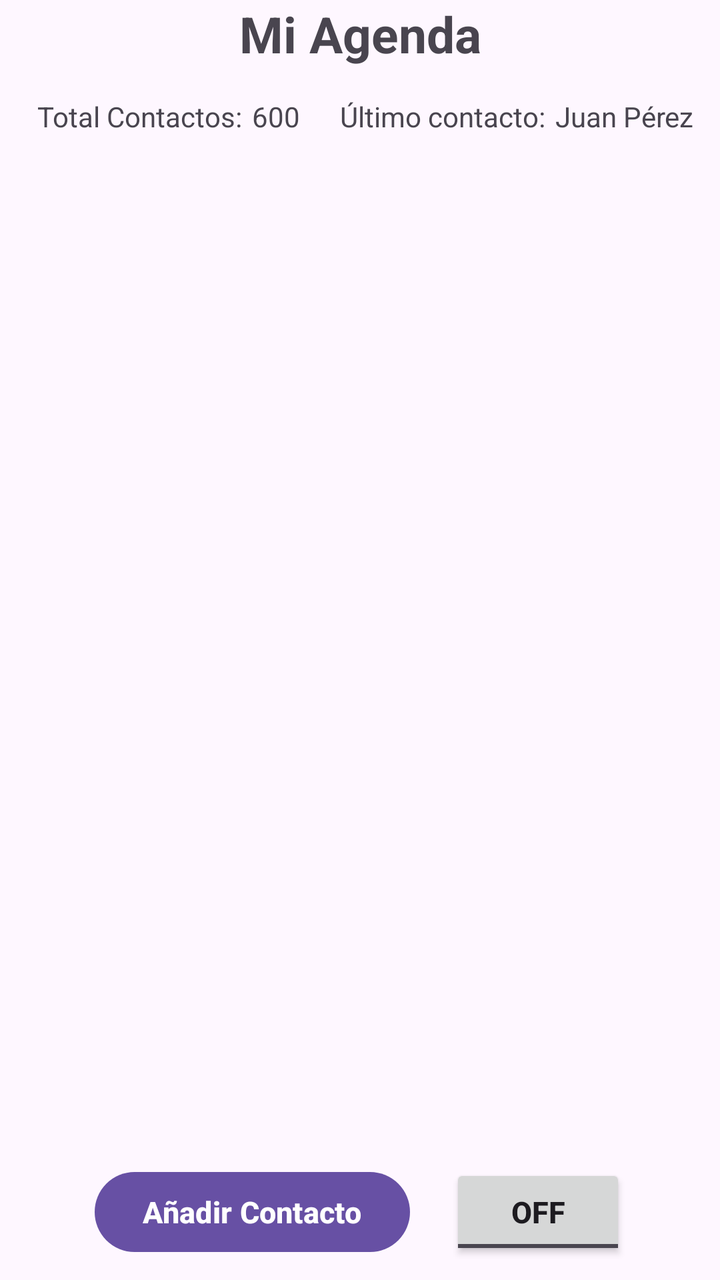
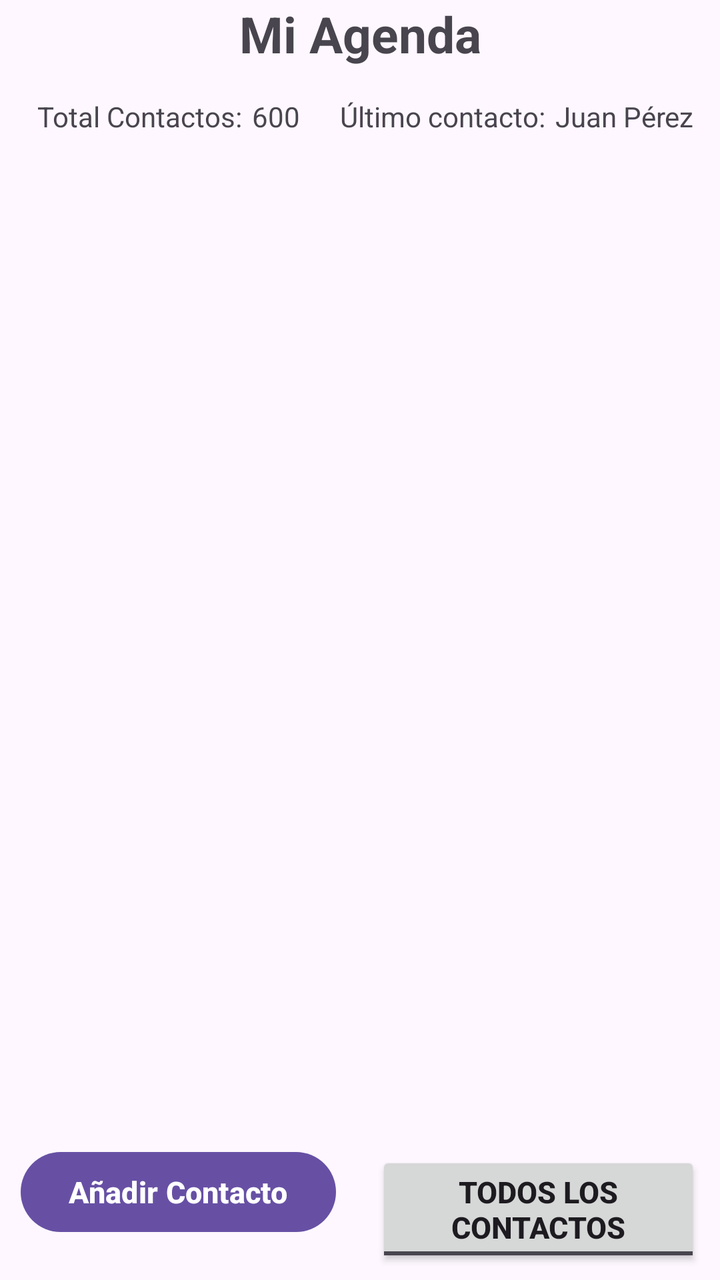

Two renders of the same Android screen: before a commit and after it. Below are the layout's source before the change and the commit's diff.
<!-- AndroidManifest.xml: application theme Theme.MiAgenda -->
<!-- res/layout/activity_main.xml -->
<?xml version="1.0" encoding="utf-8"?>
<androidx.constraintlayout.widget.ConstraintLayout xmlns:android="http://schemas.android.com/apk/res/android"
    xmlns:app="http://schemas.android.com/apk/res-auto"
    xmlns:tools="http://schemas.android.com/tools"
    android:id="@+id/main"
    android:layout_width="match_parent"
    android:layout_height="match_parent"
    tools:context=".MainActivity">

    <TextView
        android:id="@+id/title"
        android:layout_width="wrap_content"
        android:layout_height="wrap_content"
        android:text="@string/app_name"
        app:layout_constraintTop_toTopOf="parent"
        app:layout_constraintEnd_toEndOf="parent"
        app:layout_constraintStart_toStartOf="parent"
        android:textSize="25sp"
        android:textStyle="bold"
    />

    <LinearLayout
        android:layout_width="wrap_content"
        android:layout_height="wrap_content"
        app:layout_constraintStart_toStartOf="@+id/title"
        app:layout_constraintEnd_toEndOf="@+id/title"
        app:layout_constraintTop_toBottomOf="@+id/title"
        android:textSize="15sp"
        android:layout_margin="10sp"
        android:orientation="horizontal">

        <TextView
            android:id="@+id/contactos"
            android:layout_width="wrap_content"
            android:layout_height="wrap_content"
            android:text="@string/contacts"
            android:padding="5sp"
        />
        
        <TextView
            android:id="@+id/nº_contactos"
            android:layout_width="wrap_content"
            android:layout_height="wrap_content"
            android:text="@string/nº_contacts"
            android:paddingRight="10sp"
        />

        <TextView
            android:id="@+id/lastContactText"
            android:layout_width="wrap_content"
            android:layout_height="wrap_content"
            android:text="@string/last_contact_text"
            android:paddingLeft="10sp"
            android:paddingRight="5sp"
        />
        <TextView
            android:id="@+id/lastContact"
            android:layout_width="wrap_content"
            android:layout_height="wrap_content"
            android:text="@string/last_contact"
        />

    </LinearLayout>

    <LinearLayout
        android:layout_width="wrap_content"
        android:layout_height="wrap_content"
        app:layout_constraintStart_toStartOf="@+id/title"
        app:layout_constraintEnd_toEndOf="@+id/title"
        app:layout_constraintBottom_toBottomOf="parent">

        <Button
            android:id="@+id/addContact"
            android:layout_width="wrap_content"
            android:layout_height="wrap_content"
            android:text="@string/add_contact"
            android:textSize="15sp"
            android:textStyle="bold"
            android:layout_margin="10sp"
        />
        <ToggleButton
            android:id="@+id/only_favourites"
            android:layout_width="wrap_content"
            android:layout_height="wrap_content"
            android:text="@string/only_favourites"
            android:textSize="15sp"
            android:textStyle="bold"
            android:checked="false"
            android:layout_margin="10sp"
        />

    </LinearLayout>

</androidx.constraintlayout.widget.ConstraintLayout>
<!-- resources referenced by this layout -->
<resources>
  <string name="add_contact">Añadir Contacto</string>
  <string name="app_name">Mi Agenda</string>
  <string name="contacts">Total Contactos: </string>
  <string name="last_contact">Juan Pérez</string>
  <string name="last_contact_text">Último contacto: </string>
  <string name="only_favourites">Solo favoritos</string>"
  <style name="Theme.MiAgenda" parent="Base.Theme.MiAgenda" />
  <style name="Base.Theme.MiAgenda" parent="Theme.Material3.DayNight.NoActionBar">
          
          
      </style>
</resources>

<!-- the commit's change to res/layout/activity_main.xml (unified diff, before → after) -->
@@ -42,7 +42,8 @@
             android:layout_width="wrap_content"
             android:layout_height="wrap_content"
             android:text="@string/nº_contacts"
-            android:paddingRight="10sp"
+            android:paddingStart="0sp"
+            android:paddingEnd="10sp"
         />
 
         <TextView
@@ -50,8 +51,8 @@
             android:layout_width="wrap_content"
             android:layout_height="wrap_content"
             android:text="@string/last_contact_text"
-            android:paddingLeft="10sp"
-            android:paddingRight="5sp"
+            android:paddingStart="10sp"
+            android:paddingEnd="5sp"
         />
         <TextView
             android:id="@+id/lastContact"
@@ -82,7 +83,8 @@
             android:id="@+id/only_favourites"
             android:layout_width="wrap_content"
             android:layout_height="wrap_content"
-            android:text="@string/only_favourites"
+            android:textOff="@string/all_contacts"
+            android:textOn="@string/only_favourites"
             android:textSize="15sp"
             android:textStyle="bold"
             android:checked="false"
<!-- resource entries referenced after the edit -->
@@ -1,11 +1,12 @@
 <!-- resources referenced by this layout -->
 <resources>
   <string name="add_contact">Añadir Contacto</string>
+  <string name="all_contacts">Todos los contactos</string>"
   <string name="app_name">Mi Agenda</string>
   <string name="contacts">Total Contactos: </string>
   <string name="last_contact">Juan Pérez</string>
   <string name="last_contact_text">Último contacto: </string>
-  <string name="only_favourites">Solo favoritos</string>"
+  <string name="only_favourites">Solo favoritos</string>
   <style name="Theme.MiAgenda" parent="Base.Theme.MiAgenda" />
   <style name="Base.Theme.MiAgenda" parent="Theme.Material3.DayNight.NoActionBar">
           
